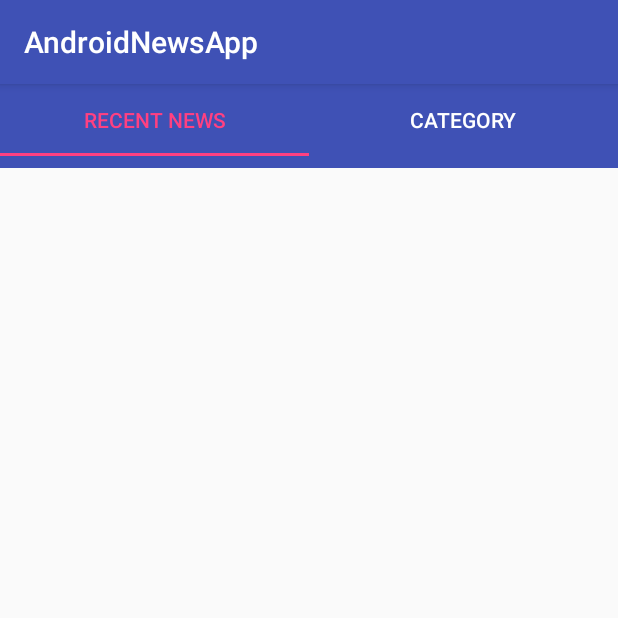
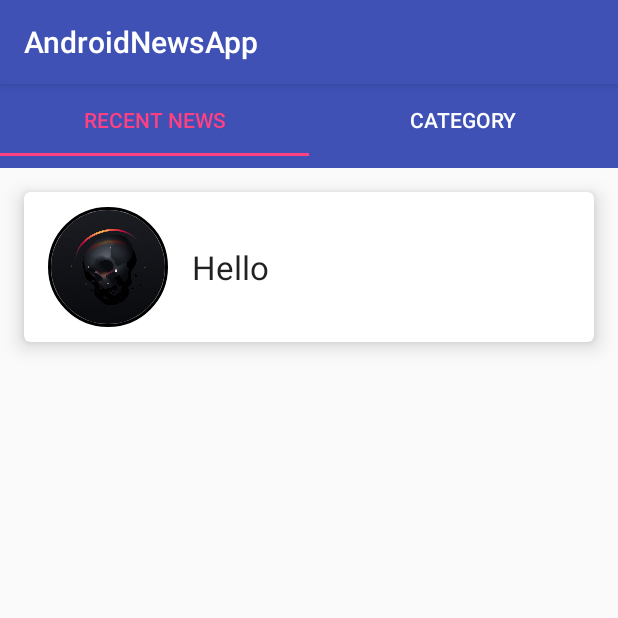
Before and after one commit to slvsat/android_java_newasapp, an Android app: the screen it shows after launch (MainActivity), on a phone screen of 412 x 824 dp, the top half of it. Run offline under Robolectric (Android 15) with nearby library versions, the phone set to English and light mode, and no system bars; our stand-ins replace CircleImageView.

Commit message:
Circle image view and cards

```diff
--- a/app/build.gradle
+++ b/app/build.gradle
@@ -29,4 +29,5 @@ dependencies {
     compile 'com.android.support:design:26.+'
     testCompile 'junit:junit:4.12'
     compile 'com.android.support:cardview-v7:26.0.0-alpha1'
+    compile 'de.hdodenhof:circleimageview:2.1.0'
 }
--- a/app/src/main/java/sattar/androidnewsapp/FragmentOne.java
+++ b/app/src/main/java/sattar/androidnewsapp/FragmentOne.java
@@ -2,11 +2,19 @@ package sattar.androidnewsapp;
 
 import android.os.Bundle;
 import android.support.v4.app.Fragment;
+import android.support.v7.widget.CardView;
 import android.support.v7.widget.LinearLayoutManager;
 import android.support.v7.widget.RecyclerView;
 import android.view.LayoutInflater;
 import android.view.View;
 import android.view.ViewGroup;
+import android.widget.ImageView;
+import android.widget.TextView;
+
+import java.util.ArrayList;
+import java.util.List;
+
+import de.hdodenhof.circleimageview.CircleImageView;
 
 public class FragmentOne extends Fragment {
 
@@ -23,12 +31,61 @@ public class FragmentOne extends Fragment {
     public View onCreateView(LayoutInflater inflater, ViewGroup container,
                              Bundle savedInstanceState) {
         // Inflate the layout for this fragment
-        View view =  inflater.inflate(R.layout.fragment_one, container, false);
+        View view =  inflater.inflate(R.layout.recycler_view, container, false);
+
+        List<String> list = new ArrayList<>();
+        list.add("Hello");
 
         RecyclerView recyclerView = view.findViewById(R.id.recycler_view);
         recyclerView.setLayoutManager(new LinearLayoutManager(getActivity()));
-
+        recyclerView.setAdapter(new RecyclerViewAdapter(list));
         return view;
     }
 
+    private class RecyclerViewHolder extends RecyclerView.ViewHolder{
+        private CardView mCardView;
+        private TextView mTextView;
+        private CircleImageView mImgView;
+
+        public RecyclerViewHolder(View itemView){
+            super(itemView);
+        }
+
+        public RecyclerViewHolder(LayoutInflater inflater, ViewGroup container){
+            super(inflater.inflate(R.layout.card_view, container, false));
+
+            mCardView = itemView.findViewById(R.id.card_container);
+            mTextView = itemView.findViewById(R.id.text_holder);
+            mImgView = itemView.findViewById(R.id.img_holder);
+        }
+    }
+
+    private class RecyclerViewAdapter extends RecyclerView.Adapter<RecyclerViewHolder>{
+
+        List<String> mList;
+
+        public RecyclerViewAdapter(List<String> list){
+            this.mList = list;
+
+        }
+
+        @Override
+        public RecyclerViewHolder onCreateViewHolder(ViewGroup parent, int viewType) {
+            LayoutInflater inflater = LayoutInflater.from(getActivity());
+
+            return new RecyclerViewHolder(inflater, parent);
+        }
+
+        @Override
+        public void onBindViewHolder(RecyclerViewHolder holder, int position) {
+            holder.mImgView.setImageResource(R.drawable.drawner);
+            holder.mTextView.setText(mList.get(position));
+        }
+
+        @Override
+        public int getItemCount() {
+            return mList.size();
+        }
+    }
+
 }
--- a/app/src/main/res/layout/activity_main.xml
+++ b/app/src/main/res/layout/activity_main.xml
@@ -13,13 +13,12 @@
         android:id="@+id/tabs"
         android:layout_width="match_parent"
         android:layout_height="wrap_content"
-        app:tabMode="fixed"
-        android:background="?attr/colorPrimary"
+        android:background="@color/colorPrimary"
         android:minHeight="?attr/actionBarSize"
         app:tabGravity="fill"
-        app:tabTextColor="#FFF"
+        app:tabMode="fixed"
         app:tabSelectedTextColor="@color/colorAccent"
-        />
+        app:tabTextColor="#FFF" />
 
 
     <android.support.v4.view.ViewPager
--- /dev/null
+++ b/app/src/main/res/layout/card_view.xml
@@ -0,0 +1,37 @@
+<?xml version="1.0" encoding="utf-8"?>
+<android.support.v7.widget.CardView xmlns:android="http://schemas.android.com/apk/res/android"
+    android:layout_width="match_parent"
+    android:layout_height="100dp"
+    android:id="@+id/card_container"
+    xmlns:app="http://schemas.android.com/apk/res-auto"
+    android:layout_margin="16dp"
+    app:cardCornerRadius="4dp"
+    app:cardElevation="8dp"
+    android:orientation="horizontal">
+
+
+    <LinearLayout
+        android:layout_width="wrap_content"
+        android:layout_height="wrap_content"
+        android:orientation="horizontal">
+
+        <de.hdodenhof.circleimageview.CircleImageView
+            android:id="@+id/img_holder"
+            android:layout_width="80dp"
+            android:layout_height="80dp"
+            android:layout_marginLeft="16dp"
+            android:layout_marginRight="16dp"
+            android:layout_marginTop="10dp"
+            android:layout_marginBottom="10dp"
+            app:civ_border_width="2dp"
+            app:civ_border_color="#FF000000"/>
+
+        <TextView
+            android:layout_width="wrap_content"
+            android:layout_height="wrap_content"
+            android:layout_gravity="center"
+            android:textAppearance="@style/TextAppearance.AppCompat.Large"
+            android:id="@+id/text_holder"/>
+    </LinearLayout>
+
+</android.support.v7.widget.CardView>
--- a/app/src/main/res/values/colors.xml
+++ b/app/src/main/res/values/colors.xml
@@ -1,6 +1,6 @@
 <?xml version="1.0" encoding="utf-8"?>
 <resources>
-    <color name="colorPrimary">#3F51B5</color>
+    <color name="colorPrimary">#3f51b5</color>
     <color name="colorPrimaryDark">#303F9F</color>
     <color name="colorAccent">#FF4081</color>
 </resources>
```
Also changed, not shown: app/src/main/res/drawable/drawner.jpg (added), app/src/main/res/layout/recycler_view.xml (renamed from app/src/main/res/layout/fragment_one.xml).
